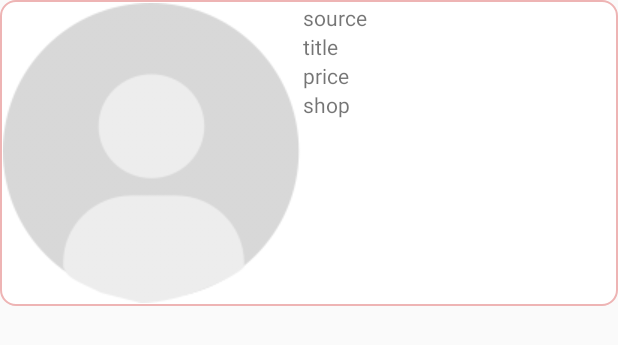
After one commit to PickACatName/Cosmos, an Android app: the layout item_mystar_list.xml on its own in the app's theme, with its tools: preview values and no code run, on a phone screen of 412 x 824 dp. The commit adds this screen. Shown: the top 345 px of the screen. Run offline under Robolectric (Android 15) with nearby library versions, the phone set to English and light mode, and no system bars.

Commit message:
搜索界面三定+我的收藏列表v1

```diff
--- /dev/null
+++ b/app/src/main/res/drawable/bg_mystar_card.xml
@@ -0,0 +1,22 @@
+<?xml version="1.0" encoding="utf-8"?>
+<shape xmlns:android="http://schemas.android.com/apk/res/android">
+    <solid android:color="@android:color/white"/>
+    <corners android:topLeftRadius="10dip"
+        android:topRightRadius="10dip"
+        android:bottomRightRadius="10dip"
+        android:bottomLeftRadius="10dip" />
+    <!--圆角矩形白色背景-->
+    <padding android:left="2dip"
+        android:right="2dip"
+        android:bottom="2dip"
+        android:top="2dip"/>
+
+    <stroke android:width="1dip"
+        android:color="@color/pink3"
+        />
+    <!--边框宽度-->
+    <size android:width="15dip"
+        android:height="15dip"
+        />
+    <!--边框-->
+</shape>
--- /dev/null
+++ b/app/src/main/res/layout/item_mystar_list.xml
@@ -0,0 +1,37 @@
+<?xml version="1.0" encoding="utf-8"?>
+<LinearLayout xmlns:android="http://schemas.android.com/apk/res/android"
+    android:layout_width="match_parent"
+    android:layout_height="wrap_content"
+    android:orientation="horizontal"
+    android:background="@drawable/bg_mystar_card">
+<ImageView
+    android:id="@+id/goods_img"
+    android:layout_width="wrap_content"
+    android:layout_height="wrap_content"
+    android:src="@drawable/default_head"/>
+    <LinearLayout
+        android:layout_width="wrap_content"
+        android:layout_height="wrap_content"
+        android:orientation="vertical">
+        <TextView
+            android:id="@+id/source"
+            android:layout_width="wrap_content"
+            android:layout_height="wrap_content"
+            android:text="source"/>
+        <TextView
+            android:id="@+id/title"
+            android:layout_width="wrap_content"
+            android:layout_height="wrap_content"
+            android:text="title"/>
+        <TextView
+            android:id="@+id/price"
+            android:layout_width="wrap_content"
+            android:layout_height="wrap_content"
+            android:text="price"/>
+        <TextView
+            android:id="@+id/shop"
+            android:layout_width="wrap_content"
+            android:layout_height="wrap_content"
+            android:text="shop"/>
+    </LinearLayout>
+</LinearLayout>
--- a/build.gradle
+++ b/build.gradle
@@ -7,6 +7,7 @@ buildscript {
         jcenter()
     }
     dependencies {
+        classpath 'com.android.tools.build:gradle:3.3.0'
         classpath 'com.android.tools.build:gradle:3.3.2'
         classpath "io.realm:realm-gradle-plugin:4.2.0"
 
```
Also changed, not shown: app/build.gradle (+5 -3 lines), app/src/main/java/com/example/admin/cosmos/fragment/SearchFragment.java (+33 -1 lines), app/src/main/java/com/example/admin/cosmos/mvp/Mystar.java (added, +44 -0 lines), app/src/main/res/layout/fragment_search.xml (+31 -10 lines).
